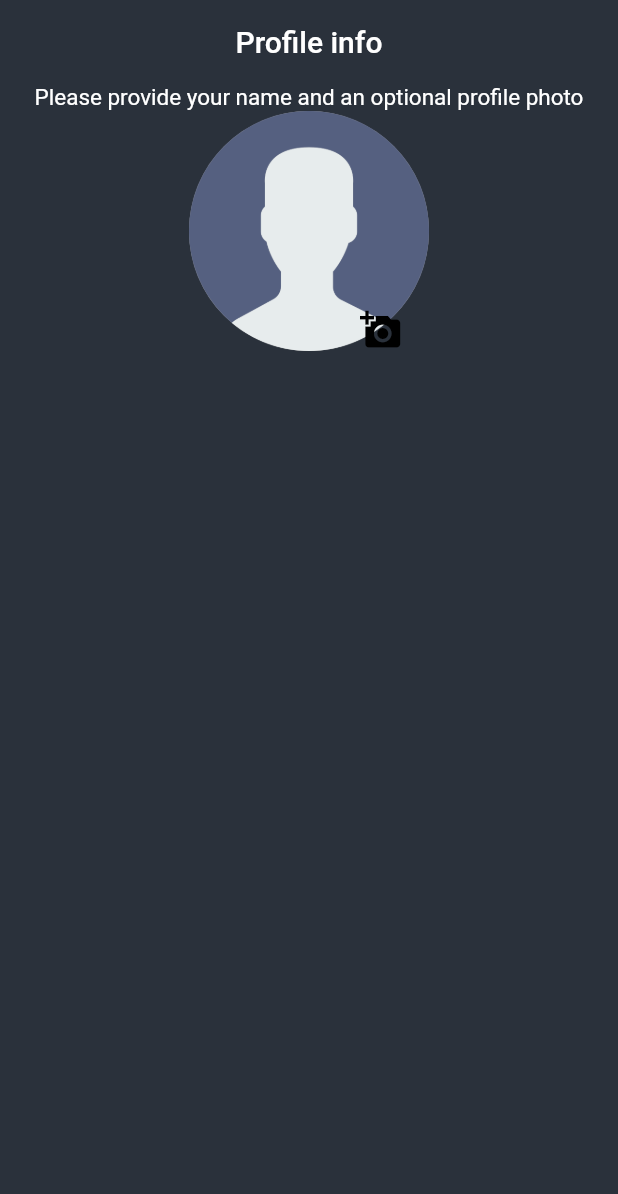
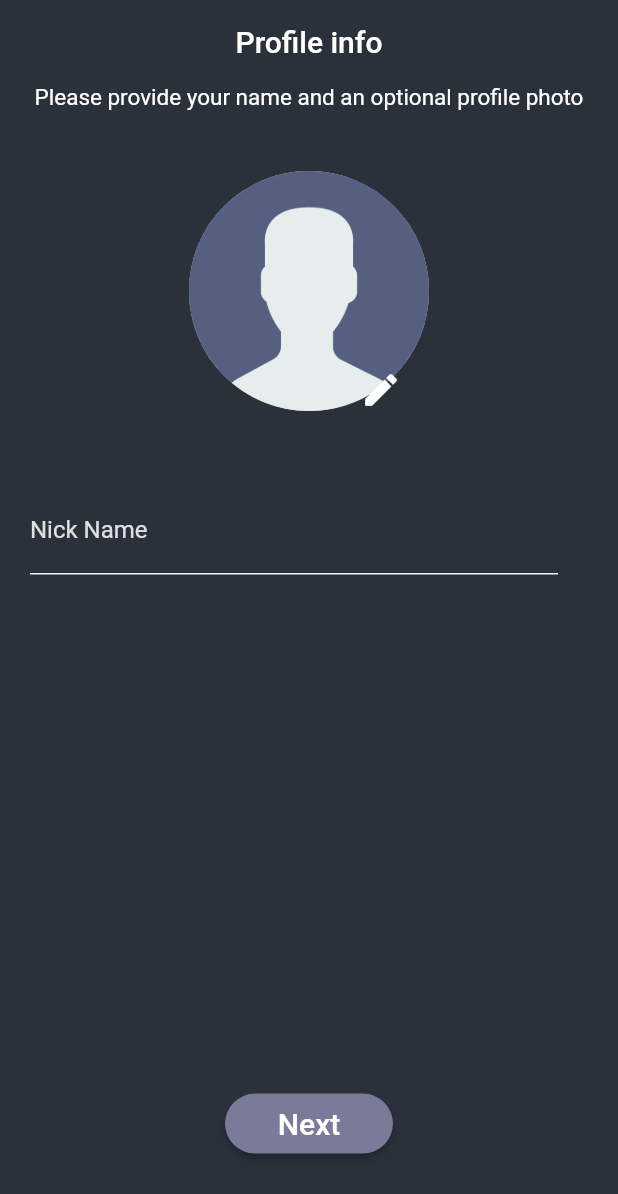
Before and after one commit to harsh082ip/Chat_Application-flutter, a Flutter app: the screen it shows after launch, on a phone screen of 412 x 824 dp. Shown: the top 1194 px of the screen. Run offline on Flutter 3.47's test engine with Material 2 defaults, Android fonts, the phone set to English and light mode, and no system bars; our stand-ins replace get, image_picker.

Commit message:
Added a profile pic screen

```diff
--- /dev/null
+++ b/lib/controller/profile_pic_controller.dart
@@ -0,0 +1,13 @@
+import 'dart:io';
+
+import 'package:image_picker/image_picker.dart';
+
+class Profile_Pic {
+  static Future<XFile?> pickFile() async {
+    final returnedImage =
+        await ImagePicker().pickImage(source: ImageSource.gallery);
+    if (returnedImage != null) {
+      return returnedImage;
+    }
+  }
+}
--- a/lib/main.dart
+++ b/lib/main.dart
@@ -4,6 +4,7 @@ import 'package:flutter/material.dart';
 import 'package:get/get_navigation/get_navigation.dart';
 
 void main() {
+  WidgetsFlutterBinding.ensureInitialized();
   runApp(const MyApp());
 }
 
--- a/lib/views/screen/add_profile_screen.dart
+++ b/lib/views/screen/add_profile_screen.dart
@@ -1,3 +1,7 @@
+import 'dart:developer';
+import 'dart:io';
+
+import 'package:chat_application/controller/profile_pic_controller.dart';
 import 'package:flutter/cupertino.dart';
 import 'package:flutter/material.dart';
 
@@ -10,6 +14,8 @@ class ProfileScreen extends StatefulWidget {
 
 class _ProfileScreenState extends State<ProfileScreen> {
   @override
+  File? imgpath;
+  bool isImageloading = false;
   Widget build(BuildContext context) {
     return Scaffold(
       appBar: AppBar(
@@ -33,6 +39,9 @@ class _ProfileScreenState extends State<ProfileScreen> {
               ),
             ),
 
+            SizedBox(
+              height: 40.0,
+            ),
             // profile avatar
             Stack(
               children: [
@@ -43,12 +52,28 @@ class _ProfileScreenState extends State<ProfileScreen> {
                   width: 160.0,
                 ),
                 Container(
-                  height: 160,
-                  width: 160,
-                  child: Image.asset(
-                    'assets/images/user.png',
-                    fit: BoxFit.cover,
+                  height: 160.0,
+                  width: 160.0,
+                  decoration: BoxDecoration(
+                    color: Colors.grey,
+                    shape: BoxShape.circle, // Set the shape to circle
                   ),
+                  child: isImageloading == false
+                      ? imgpath == null
+                          ? Image.asset(
+                              'assets/images/user.png',
+                              fit: BoxFit.cover,
+                            )
+                          : ClipOval(
+                              // Use ClipOval to clip the image to a circle
+                              child: Image.file(
+                                imgpath!,
+                                fit: BoxFit.cover,
+                              ),
+                            )
+                      : Center(
+                          child: CircularProgressIndicator(),
+                        ),
                 ),
                 Positioned(
                   bottom: -10,
@@ -60,19 +85,70 @@ class _ProfileScreenState extends State<ProfileScreen> {
                     //     // color: Colors.white,
                     //     borderRadius: BorderRadius.circular(100.0)),
                     child: IconButton(
-                      onPressed: () {
+                      onPressed: () async {
+                        setState(() {
+                          isImageloading = true;
+                        });
                         print('pressed');
+                        final newImgPath = await Profile_Pic.pickFile();
+                        setState(() {
+                          imgpath = File(newImgPath!.path);
+                          isImageloading = false;
+                        });
                       },
                       icon: Icon(
-                        Icons.add_a_photo,
-                        color: Colors.black,
+                        Icons.edit,
+                        color: Colors.white,
                         size: 28.0,
                       ),
                     ),
                   ),
-                )
+                ),
               ],
-            )
+            ),
+
+            // Nickname input field
+            Container(
+              margin: const EdgeInsets.only(top: 50.0, left: 20.0, right: 40.0),
+              child: TextFormField(
+                decoration: InputDecoration(
+                  labelText: 'Nick Name',
+                  labelStyle: TextStyle(color: Colors.grey.shade300),
+                  focusedBorder: UnderlineInputBorder(
+                    borderSide: BorderSide(
+                        color: Colors
+                            .grey.shade300), // Change the border color here
+                  ),
+                  enabledBorder: UnderlineInputBorder(
+                    borderSide: BorderSide(
+                        color: Colors
+                            .grey.shade100), // Change the border color here
+                  ),
+                ),
+              ),
+            ),
+
+            //
+            SizedBox(
+              height: MediaQuery.of(context).size.height * 0.42,
+            ),
+            Container(
+              width: MediaQuery.of(context).size.width,
+              height: 40.0,
+              padding: const EdgeInsets.symmetric(horizontal: 150.0),
+              // margin: const EdgeInsets.only(top: 75.0),
+              child: ElevatedButton(
+                style: ElevatedButton.styleFrom(
+                  backgroundColor: Color.fromARGB(255, 122, 123, 152),
+                  shape: const StadiumBorder(),
+                ),
+                onPressed: () {},
+                child: const Text('Next',
+                    style: TextStyle(
+                      fontSize: 20.0,
+                    )),
+              ),
+            ),
           ],
         ),
       ),
--- a/pubspec.yaml
+++ b/pubspec.yaml
@@ -36,6 +36,7 @@ dependencies:
   # Use with the CupertinoIcons class for iOS style icons.
   cupertino_icons: ^1.0.2
   get: ^4.6.5
+  image_picker: ^1.0.0
 
 dev_dependencies:
   flutter_test:
@@ -47,6 +48,7 @@ dev_dependencies:
   # package. See that file for information about deactivating specific lint
   # rules and activating additional ones.
   flutter_lints: ^2.0.0
+
 
 # For information on the generic Dart part of this file, see the
 # following page: https://dart.dev/tools/pub/pubspec
```
Also changed, not shown: pubspec.lock.
